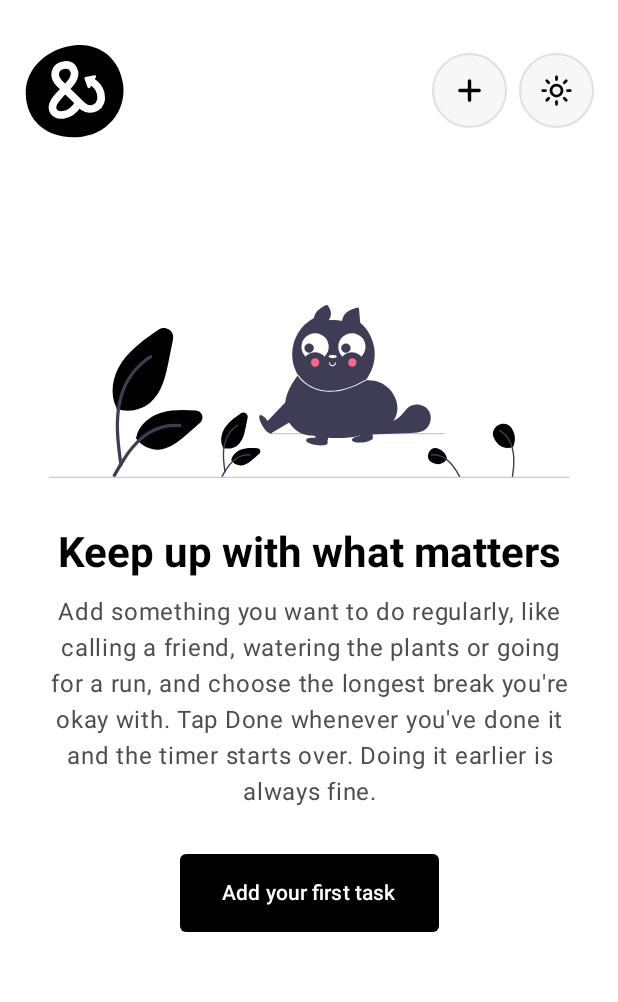
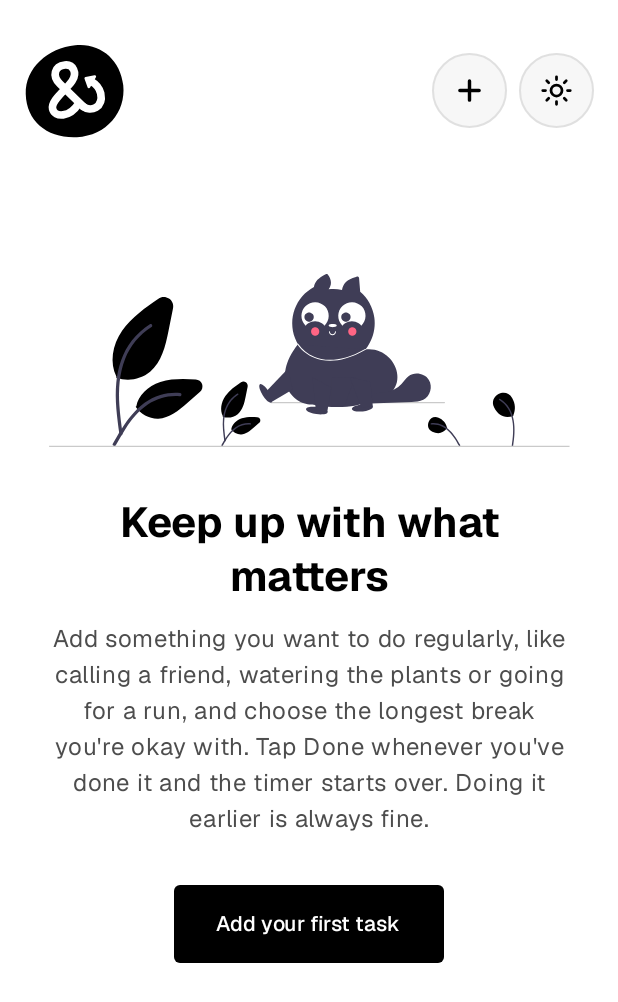
Before and after one commit to daniebeler/now-and-again, an Android app built with Jetpack Compose: the screen it shows after launch (MainActivity), on a phone screen of 412 x 824 dp. Shown: the top 1002 px of the screen. Run offline under Robolectric (Android 15) with nearby library versions, the phone set to English and light mode, and no system bars; our stand-ins replace Room's generated code; libraries missing offline, so code that uses them is left out: androidx.glance, androidx.glance.appwidget; pictures from the network do not load; 1 statement that could not run was skipped.

Commit message:
Add custom font

```diff
--- a/app/src/main/java/com/daniebeler/nowandagain/ui/theme/Type.kt
+++ b/app/src/main/java/com/daniebeler/nowandagain/ui/theme/Type.kt
@@ -1,34 +1,41 @@
 package com.daniebeler.nowandagain.ui.theme
 
 import androidx.compose.material3.Typography
-import androidx.compose.ui.text.TextStyle
+import androidx.compose.ui.text.font.Font
 import androidx.compose.ui.text.font.FontFamily
+import androidx.compose.ui.text.font.FontVariation
 import androidx.compose.ui.text.font.FontWeight
-import androidx.compose.ui.unit.sp
+import com.daniebeler.nowandagain.R
 
-// Set of Material typography styles to start with
+private fun appFont(weight: FontWeight) = Font(
+    resId = R.font.geist_variable,
+    weight = weight,
+    variationSettings = FontVariation.Settings(FontVariation.weight(weight.weight)),
+)
+
+val AppFontFamily = FontFamily(
+    appFont(FontWeight.Normal),
+    appFont(FontWeight.Medium),
+    appFont(FontWeight.SemiBold),
+    appFont(FontWeight.Bold),
+)
+
+private val base = Typography()
+
 val Typography = Typography(
-    bodyLarge = TextStyle(
-        fontFamily = FontFamily.Default,
-        fontWeight = FontWeight.Normal,
-        fontSize = 16.sp,
-        lineHeight = 24.sp,
-        letterSpacing = 0.5.sp
-    )
-    /* Other default text styles to override
-    titleLarge = TextStyle(
-        fontFamily = FontFamily.Default,
-        fontWeight = FontWeight.Normal,
-        fontSize = 22.sp,
-        lineHeight = 28.sp,
-        letterSpacing = 0.sp
-    ),
-    labelSmall = TextStyle(
-        fontFamily = FontFamily.Default,
-        fontWeight = FontWeight.Medium,
-        fontSize = 11.sp,
-        lineHeight = 16.sp,
-        letterSpacing = 0.5.sp
-    )
-    */
+    displayLarge = base.displayLarge.copy(fontFamily = AppFontFamily),
+    displayMedium = base.displayMedium.copy(fontFamily = AppFontFamily),
+    displaySmall = base.displaySmall.copy(fontFamily = AppFontFamily),
+    headlineLarge = base.headlineLarge.copy(fontFamily = AppFontFamily),
+    headlineMedium = base.headlineMedium.copy(fontFamily = AppFontFamily),
+    headlineSmall = base.headlineSmall.copy(fontFamily = AppFontFamily),
+    titleLarge = base.titleLarge.copy(fontFamily = AppFontFamily),
+    titleMedium = base.titleMedium.copy(fontFamily = AppFontFamily),
+    titleSmall = base.titleSmall.copy(fontFamily = AppFontFamily),
+    bodyLarge = base.bodyLarge.copy(fontFamily = AppFontFamily),
+    bodyMedium = base.bodyMedium.copy(fontFamily = AppFontFamily),
+    bodySmall = base.bodySmall.copy(fontFamily = AppFontFamily),
+    labelLarge = base.labelLarge.copy(fontFamily = AppFontFamily),
+    labelMedium = base.labelMedium.copy(fontFamily = AppFontFamily),
+    labelSmall = base.labelSmall.copy(fontFamily = AppFontFamily),
 )
```
Also changed, not shown: app/src/main/res/font/geist_variable.ttf (added).
